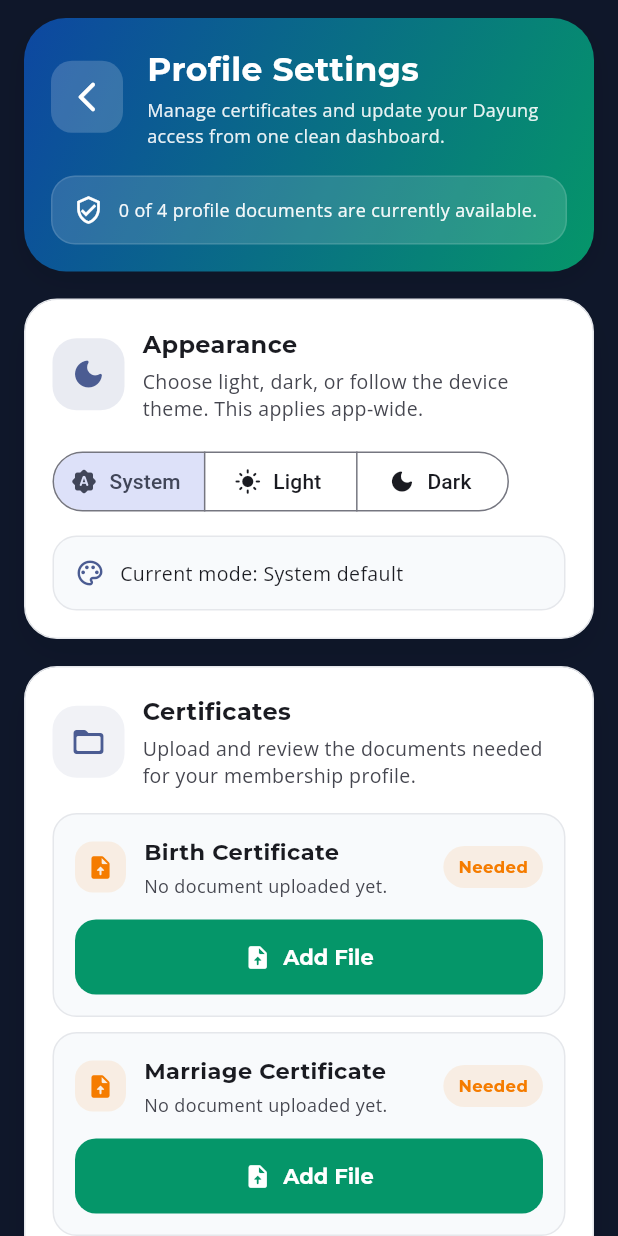
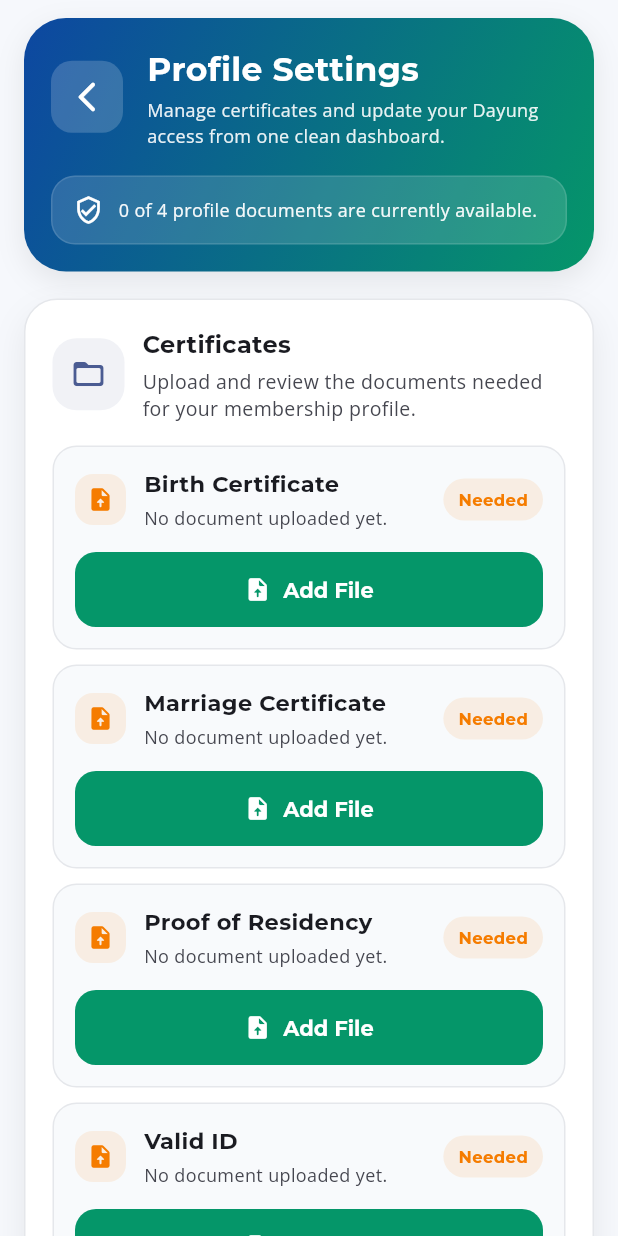
Before and after one commit to Maklaeen/DayungApp, a Flutter app: the ProfSettingsPage screen opened directly, on a phone screen of 412 x 824 dp. Run offline on Flutter 3.47's test engine with Material 3 defaults, Android fonts, the phone set to English and light mode, and no system bars; our stand-ins replace auto_size_text, connectivity_plus, dropdown_button2, file_picker, firebase_core, firebase_messaging and 19 more; missing offline and left inert: bcrypt, cupertino_calendar_picker, encrypt, maplibre_gl, pdfx; accounts and stored records are empty; network calls fail.

Commit message:
reverted & removed appearance

```diff
--- a/lib/main.dart
+++ b/lib/main.dart
@@ -37,7 +37,7 @@
     GlobalKey<NavigatorState>();
 
 ThemeData _buildAppTheme(Brightness brightness) {
-  final isDark = brightness == Brightness.light;
+  final isDark = brightness == Brightness.dark;
   final base = ThemeData(
     useMaterial3: true,
     brightness: brightness,
@@ -261,13 +261,11 @@
       value: appTheme,
       child: Builder(
         builder: (context) {
-          final mode = context.watch<AppTheme>().mode;
           return MaterialApp(
             debugShowCheckedModeBanner: false,
             title: 'Dayung Setup Required',
             theme: _buildAppTheme(Brightness.light),
-            darkTheme: _buildAppTheme(Brightness.dark),
-            themeMode: mode,
+            themeMode: ThemeMode.light,
             home: _SetupRequiredScreen(missingKeys: missingKeys),
           );
         },
@@ -504,8 +502,6 @@
         ],
         child: Builder(
           builder: (context) {
-            final mode = context.watch<AppTheme>().mode;
-
             return MaterialApp(
               navigatorKey: globalNavigatorKey,
               debugShowCheckedModeBanner: false,
@@ -519,8 +515,7 @@
                 return child!;
               },
               theme: _buildAppTheme(Brightness.light),
-              darkTheme: _buildAppTheme(Brightness.dark),
-              themeMode: mode,
+              themeMode: ThemeMode.light,
               themeAnimationDuration: const Duration(milliseconds: 400),
               initialRoute: '/',
               routes: {
@@ -603,8 +598,6 @@
 
   @override
   Widget build(BuildContext context) {
-    return const Scaffold(
-      body: Center(child: CircularProgressIndicator()),
-    );
+    return const Scaffold(body: Center(child: CircularProgressIndicator()));
   }
 }
--- a/lib/settings/profsettings.dart
+++ b/lib/settings/profsettings.dart
@@ -1,14 +1,12 @@
 import 'dart:ui';
 import 'dart:typed_data';
 import 'package:encrypt/encrypt.dart' as encrypt;
-import 'package:capstone_app/Providers/apptheme_provider.dart';
 import 'package:capstone_app/profile/dayung_profile.dart';
 import 'package:file_picker/file_picker.dart';
 import 'package:flutter/material.dart';
 import 'package:capstone_app/utils/supabase_storage.dart';
 import 'package:photo_view/photo_view.dart';
 import 'package:http/http.dart' as http;
-import 'package:provider/provider.dart';
 import 'package:supabase_flutter/supabase_flutter.dart';
 import 'package:url_launcher/url_launcher.dart';
 
@@ -394,7 +392,6 @@
 
   @override
   Widget build(BuildContext context) {
-    final appTheme = context.watch<AppTheme>();
     final width = MediaQuery.of(context).size.width;
     final isWide = width > 700;
     final titleStyle = TextStyle(
@@ -524,98 +521,6 @@
                                 height: 1.4,
                                 fontFamily: 'OpenSans',
                               ),
-                            ),
-                          ),
-                        ],
-                      ),
-                    ),
-                  ],
-                ),
-              ),
-              const SizedBox(height: 18),
-              _buildSectionCard(
-                child: Column(
-                  crossAxisAlignment: CrossAxisAlignment.start,
-                  children: [
-                    Row(
-                      children: [
-                        Container(
-                          padding: const EdgeInsets.all(12),
-                          decoration: BoxDecoration(
-                            color: _primaryColor.withValues(alpha: 0.12),
-                            borderRadius: BorderRadius.circular(16),
-                          ),
-                          child: Icon(
-                            Icons.dark_mode_rounded,
-                            color: _primaryColor,
-                            size: 24,
-                          ),
-                        ),
-                        const SizedBox(width: 12),
-                        Expanded(
-                          child: Column(
-                            crossAxisAlignment: CrossAxisAlignment.start,
-                            children: [
-                              Text('Appearance', style: titleStyle),
-                              const SizedBox(height: 4),
-                              Text(
-                                'Choose light, dark, or follow the device theme. This applies app-wide.',
-                                style: bodyStyle,
-                              ),
-                            ],
-                          ),
-                        ),
-                      ],
-                    ),
-                    const SizedBox(height: 16),
-                    SegmentedButton<ThemeMode>(
-                      showSelectedIcon: false,
-                      segments: const [
-                        ButtonSegment<ThemeMode>(
-                          value: ThemeMode.system,
-                          icon: Icon(Icons.brightness_auto_rounded),
-                          label: Text('System'),
-                        ),
-                        ButtonSegment<ThemeMode>(
-                          value: ThemeMode.light,
-                          icon: Icon(Icons.light_mode_rounded),
-                          label: Text('Light'),
-                        ),
-                        ButtonSegment<ThemeMode>(
-                          value: ThemeMode.dark,
-                          icon: Icon(Icons.dark_mode_rounded),
-                          label: Text('Dark'),
-                        ),
-                      ],
-                      selected: <ThemeMode>{appTheme.mode},
-                      onSelectionChanged: (selection) async {
-                        if (selection.isEmpty) {
-                          return;
-                        }
-                        await context.read<AppTheme>().set(selection.first);
-                      },
-                    ),
-                    const SizedBox(height: 12),
-                    Container(
-                      width: double.infinity,
-                      padding: const EdgeInsets.all(14),
-                      decoration: BoxDecoration(
-                        color: _softColor,
-                        borderRadius: BorderRadius.circular(16),
-                        border: Border.all(color: _borderColor),
-                      ),
-                      child: Row(
-                        children: [
-                          Icon(
-                            Icons.palette_outlined,
-                            color: _primaryColor,
-                            size: 20,
-                          ),
-                          const SizedBox(width: 10),
-                          Expanded(
-                            child: Text(
-                              'Current mode: ${_themeModeDescription(appTheme.mode)}',
-                              style: bodyStyle.copyWith(color: _textColor),
                             ),
                           ),
                         ],
@@ -947,15 +852,4 @@
       ),
     );
   }
-
-  String _themeModeDescription(ThemeMode mode) {
-    switch (mode) {
-      case ThemeMode.system:
-        return 'System default';
-      case ThemeMode.light:
-        return 'Light mode';
-      case ThemeMode.dark:
-        return 'Dark mode';
-    }
-  }
 }
```
